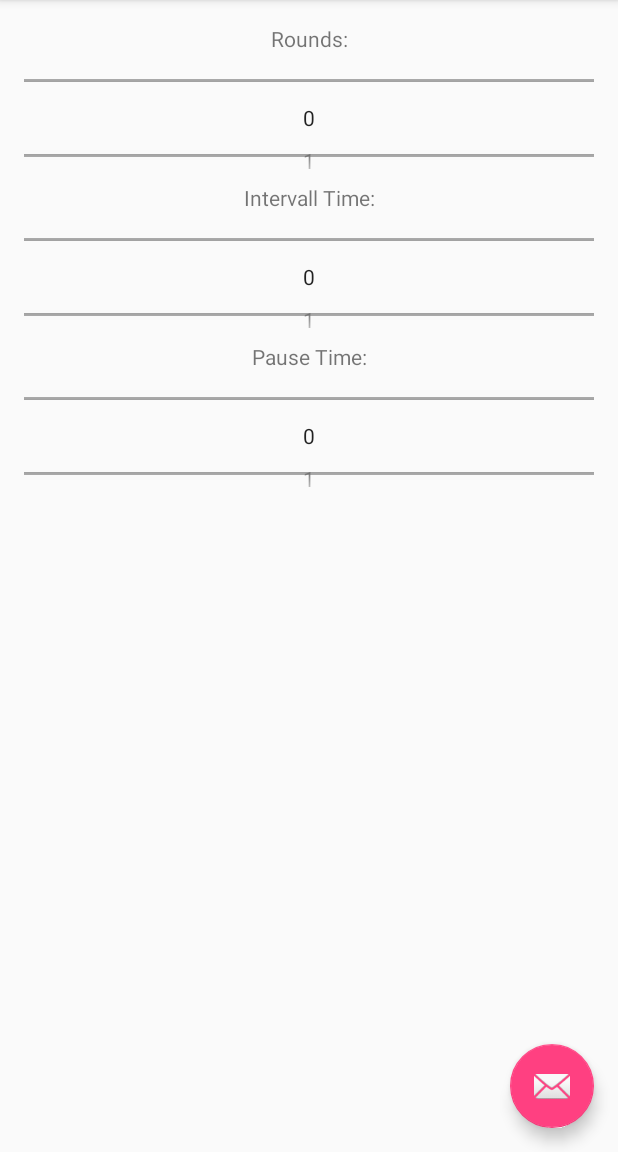
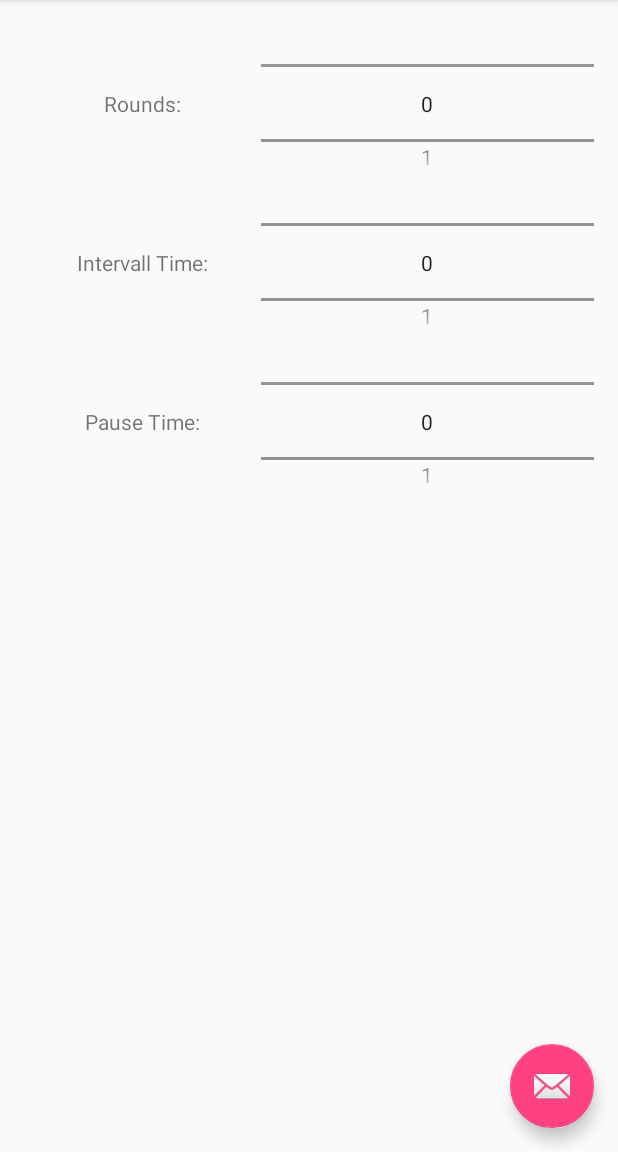
Before and after one commit to boind12/Circle-Timer, an Android app: the screen it shows after launch (MainActivity), on a phone screen of 412 x 824 dp, the part 84-1236 px from its top. Run offline under Robolectric (Android 15) with nearby library versions, the phone set to English and light mode, and no system bars.

Commit message:
Updated UI to horizontal
looks quit nicer so

```diff
--- a/Circle-Timer/app/src/main/res/layout/content_main.xml
+++ b/Circle-Timer/app/src/main/res/layout/content_main.xml
@@ -22,56 +22,62 @@
         android:layout_alignParentStart="true">
 
         <LinearLayout
-            android:orientation="vertical"
+            android:orientation="horizontal"
             android:layout_width="match_parent"
             android:layout_height="106dp">
 
             <TextView
                 android:text="@string/tV_Rounds"
                 android:layout_width="match_parent"
-                android:layout_height="wrap_content"
+                android:layout_height="match_parent"
                 android:id="@+id/tV_Rounds"
-                android:textAlignment="center" />
+                android:textAlignment="center"
+                android:layout_weight="1"
+                android:gravity="center_vertical" />
 
             <NumberPicker
-                android:layout_width="match_parent"
+                android:layout_width="222dp"
                 android:layout_height="wrap_content"
                 android:id="@+id/nP_Rounds" />
 
         </LinearLayout>
 
         <LinearLayout
-            android:orientation="vertical"
+            android:orientation="horizontal"
             android:layout_width="match_parent"
             android:layout_height="106dp">
 
             <TextView
                 android:text="@string/tV_IntervallTime"
                 android:layout_width="match_parent"
-                android:layout_height="wrap_content"
+                android:layout_height="match_parent"
                 android:id="@+id/tV_WorkInterval"
-                android:textAlignment="center" />
+                android:textAlignment="center"
+                android:gravity="center_vertical"
+                android:layout_weight="1" />
 
             <NumberPicker
-                android:layout_width="match_parent"
+                android:layout_width="222dp"
                 android:layout_height="wrap_content"
                 android:id="@+id/nP_WorkInterval" />
         </LinearLayout>
 
         <LinearLayout
-            android:orientation="vertical"
+            android:orientation="horizontal"
             android:layout_width="match_parent"
             android:layout_height="106dp">
 
             <TextView
                 android:text="@string/tV_PauseTime"
                 android:layout_width="match_parent"
-                android:layout_height="wrap_content"
+                android:layout_height="match_parent"
                 android:id="@+id/tV_PauseInterval"
-                android:textAlignment="center" />
+                android:textAlignment="center"
+                android:gravity="center_vertical"
+                android:layout_weight="1" />
 
             <NumberPicker
-                android:layout_width="match_parent"
+                android:layout_width="222dp"
                 android:layout_height="wrap_content"
                 android:id="@+id/nB_PauseInterval" />
         </LinearLayout>
```
